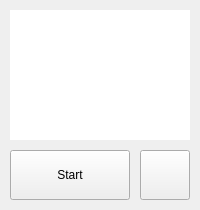
tickmo/desktop, file mainwindow.ui: the form before one commit.
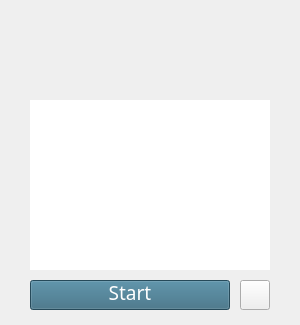
The form after the commit. Icons and pictures are not drawn.

Commit message: Unify windows layouts.

The edit to the form file:
```diff
--- a/mainwindow.ui
+++ b/mainwindow.ui
@@ -6,26 +6,26 @@
    <rect>
     <x>0</x>
     <y>0</y>
-    <width>200</width>
-    <height>210</height>
+    <width>300</width>
+    <height>325</height>
    </rect>
   </property>
   <property name="sizePolicy">
-   <sizepolicy hsizetype="Maximum" vsizetype="Maximum">
+   <sizepolicy hsizetype="Preferred" vsizetype="Preferred">
     <horstretch>0</horstretch>
     <verstretch>0</verstretch>
    </sizepolicy>
   </property>
   <property name="minimumSize">
    <size>
-    <width>200</width>
-    <height>210</height>
+    <width>300</width>
+    <height>325</height>
    </size>
   </property>
   <property name="maximumSize">
    <size>
-    <width>200</width>
-    <height>210</height>
+    <width>300</width>
+    <height>325</height>
    </size>
   </property>
   <property name="windowTitle">
@@ -41,12 +41,441 @@
    <widget class="QPushButton" name="tickButton">
     <property name="geometry">
      <rect>
-      <x>10</x>
-      <y>150</y>
-      <width>120</width>
-      <height>50</height>
+      <x>30</x>
+      <y>280</y>
+      <width>200</width>
+      <height>30</height>
      </rect>
     </property>
+    <property name="palette">
+     <palette>
+      <active>
+       <colorrole role="WindowText">
+        <brush brushstyle="SolidPattern">
+         <color alpha="255">
+          <red>255</red>
+          <green>255</green>
+          <blue>255</blue>
+         </color>
+        </brush>
+       </colorrole>
+       <colorrole role="Button">
+        <brush brushstyle="SolidPattern">
+         <color alpha="255">
+          <red>53</red>
+          <green>104</green>
+          <blue>126</blue>
+         </color>
+        </brush>
+       </colorrole>
+       <colorrole role="Light">
+        <brush brushstyle="SolidPattern">
+         <color alpha="255">
+          <red>79</red>
+          <green>156</green>
+          <blue>189</blue>
+         </color>
+        </brush>
+       </colorrole>
+       <colorrole role="Midlight">
+        <brush brushstyle="SolidPattern">
+         <color alpha="255">
+          <red>66</red>
+          <green>130</green>
+          <blue>157</blue>
+         </color>
+        </brush>
+       </colorrole>
+       <colorrole role="Dark">
+        <brush brushstyle="SolidPattern">
+         <color alpha="255">
+          <red>26</red>
+          <green>52</green>
+          <blue>63</blue>
+         </color>
+        </brush>
+       </colorrole>
+       <colorrole role="Mid">
+        <brush brushstyle="SolidPattern">
+         <color alpha="255">
+          <red>35</red>
+          <green>69</green>
+          <blue>84</blue>
+         </color>
+        </brush>
+       </colorrole>
+       <colorrole role="Text">
+        <brush brushstyle="SolidPattern">
+         <color alpha="255">
+          <red>255</red>
+          <green>255</green>
+          <blue>255</blue>
+         </color>
+        </brush>
+       </colorrole>
+       <colorrole role="BrightText">
+        <brush brushstyle="SolidPattern">
+         <color alpha="255">
+          <red>255</red>
+          <green>255</green>
+          <blue>255</blue>
+         </color>
+        </brush>
+       </colorrole>
+       <colorrole role="ButtonText">
+        <brush brushstyle="SolidPattern">
+         <color alpha="255">
+          <red>255</red>
+          <green>255</green>
+          <blue>255</blue>
+         </color>
+        </brush>
+       </colorrole>
+       <colorrole role="Base">
+        <brush brushstyle="SolidPattern">
+         <color alpha="255">
+          <red>0</red>
+          <green>0</green>
+          <blue>0</blue>
+         </color>
+        </brush>
+       </colorrole>
+       <colorrole role="Window">
+        <brush brushstyle="SolidPattern">
+         <color alpha="255">
+          <red>53</red>
+          <green>104</green>
+          <blue>126</blue>
+         </color>
+        </brush>
+       </colorrole>
+       <colorrole role="Shadow">
+        <brush brushstyle="SolidPattern">
+         <color alpha="255">
+          <red>0</red>
+          <green>0</green>
+          <blue>0</blue>
+         </color>
+        </brush>
+       </colorrole>
+       <colorrole role="AlternateBase">
+        <brush brushstyle="SolidPattern">
+         <color alpha="255">
+          <red>26</red>
+          <green>52</green>
+          <blue>63</blue>
+         </color>
+        </brush>
+       </colorrole>
+       <colorrole role="ToolTipBase">
+        <brush brushstyle="SolidPattern">
+         <color alpha="255">
+          <red>255</red>
+          <green>255</green>
+          <blue>220</blue>
+         </color>
+        </brush>
+       </colorrole>
+       <colorrole role="ToolTipText">
+        <brush brushstyle="SolidPattern">
+         <color alpha="255">
+          <red>0</red>
+          <green>0</green>
+          <blue>0</blue>
+         </color>
+        </brush>
+       </colorrole>
+      </active>
+      <inactive>
+       <colorrole role="WindowText">
+        <brush brushstyle="SolidPattern">
+         <color alpha="255">
+          <red>255</red>
+          <green>255</green>
+          <blue>255</blue>
+         </color>
+        </brush>
+       </colorrole>
+       <colorrole role="Button">
+        <brush brushstyle="SolidPattern">
+         <color alpha="255">
+          <red>53</red>
+          <green>104</green>
+          <blue>126</blue>
+         </color>
+        </brush>
+       </colorrole>
+       <colorrole role="Light">
+        <brush brushstyle="SolidPattern">
+         <color alpha="255">
+          <red>79</red>
+          <green>156</green>
+          <blue>189</blue>
+         </color>
+        </brush>
+       </colorrole>
+       <colorrole role="Midlight">
+        <brush brushstyle="SolidPattern">
+         <color alpha="255">
+          <red>66</red>
+          <green>130</green>
+          <blue>157</blue>
+         </color>
+        </brush>
+       </colorrole>
+       <colorrole role="Dark">
+        <brush brushstyle="SolidPattern">
+         <color alpha="255">
+          <red>26</red>
+          <green>52</green>
+          <blue>63</blue>
+         </color>
+        </brush>
+       </colorrole>
+       <colorrole role="Mid">
+        <brush brushstyle="SolidPattern">
+         <color alpha="255">
+          <red>35</red>
+          <green>69</green>
+          <blue>84</blue>
+         </color>
+        </brush>
+       </colorrole>
+       <colorrole role="Text">
+        <brush brushstyle="SolidPattern">
+         <color alpha="255">
+          <red>255</red>
+          <green>255</green>
+          <blue>255</blue>
+         </color>
+        </brush>
+       </colorrole>
+       <colorrole role="BrightText">
+        <brush brushstyle="SolidPattern">
+         <color alpha="255">
+          <red>255</red>
+          <green>255</green>
+          <blue>255</blue>
+         </color>
+        </brush>
+       </colorrole>
+       <colorrole role="ButtonText">
+        <brush brushstyle="SolidPattern">
+         <color alpha="255">
+          <red>255</red>
+          <green>255</green>
+          <blue>255</blue>
+         </color>
+        </brush>
+       </colorrole>
+       <colorrole role="Base">
+        <brush brushstyle="SolidPattern">
+         <color alpha="255">
+          <red>0</red>
+          <green>0</green>
+          <blue>0</blue>
+         </color>
+        </brush>
+       </colorrole>
+       <colorrole role="Window">
+        <brush brushstyle="SolidPattern">
+         <color alpha="255">
+          <red>53</red>
+          <green>104</green>
+          <blue>126</blue>
+         </color>
+        </brush>
+       </colorrole>
+       <colorrole role="Shadow">
+        <brush brushstyle="SolidPattern">
+         <color alpha="255">
+          <red>0</red>
+          <green>0</green>
+          <blue>0</blue>
+         </color>
+        </brush>
+       </colorrole>
+       <colorrole role="AlternateBase">
+        <brush brushstyle="SolidPattern">
+         <color alpha="255">
+          <red>26</red>
+          <green>52</green>
+          <blue>63</blue>
+         </color>
+        </brush>
+       </colorrole>
+       <colorrole role="ToolTipBase">
+        <brush brushstyle="SolidPattern">
+         <color alpha="255">
+          <red>255</red>
+          <green>255</green>
+          <blue>220</blue>
+         </color>
+        </brush>
+       </colorrole>
+       <colorrole role="ToolTipText">
+        <brush brushstyle="SolidPattern">
+         <color alpha="255">
+          <red>0</red>
+          <green>0</green>
+          <blue>0</blue>
+         </color>
+        </brush>
+       </colorrole>
+      </inactive>
+      <disabled>
+       <colorrole role="WindowText">
+        <brush brushstyle="SolidPattern">
+         <color alpha="255">
+          <red>26</red>
+          <green>52</green>
+          <blue>63</blue>
+         </color>
+        </brush>
+       </colorrole>
+       <colorrole role="Button">
+        <brush brushstyle="SolidPattern">
+         <color alpha="255">
+          <red>53</red>
+          <green>104</green>
+          <blue>126</blue>
+         </color>
+        </brush>
+       </colorrole>
+       <colorrole role="Light">
+        <brush brushstyle="SolidPattern">
+         <color alpha="255">
+          <red>79</red>
+          <green>156</green>
+          <blue>189</blue>
+         </color>
+        </brush>
+       </colorrole>
+       <colorrole role="Midlight">
+        <brush brushstyle="SolidPattern">
+         <color alpha="255">
+          <red>66</red>
+          <green>130</green>
+          <blue>157</blue>
+         </color>
+        </brush>
+       </colorrole>
+       <colorrole role="Dark">
+        <brush brushstyle="SolidPattern">
+         <color alpha="255">
+          <red>26</red>
+          <green>52</green>
+          <blue>63</blue>
+         </color>
+        </brush>
+       </colorrole>
+       <colorrole role="Mid">
+        <brush brushstyle="SolidPattern">
+         <color alpha="255">
+          <red>35</red>
+          <green>69</green>
+          <blue>84</blue>
+         </color>
+        </brush>
+       </colorrole>
+       <colorrole role="Text">
+        <brush brushstyle="SolidPattern">
+         <color alpha="255">
+          <red>26</red>
+          <green>52</green>
+          <blue>63</blue>
+         </color>
+        </brush>
+       </colorrole>
+       <colorrole role="BrightText">
+        <brush brushstyle="SolidPattern">
+         <color alpha="255">
+          <red>255</red>
+          <green>255</green>
+          <blue>255</blue>
+         </color>
+        </brush>
+       </colorrole>
+       <colorrole role="ButtonText">
+        <brush brushstyle="SolidPattern">
+         <color alpha="255">
+          <red>26</red>
+          <green>52</green>
+          <blue>63</blue>
+         </color>
+        </brush>
+       </colorrole>
+       <colorrole role="Base">
+        <brush brushstyle="SolidPattern">
+         <color alpha="255">
+          <red>53</red>
+          <green>104</green>
+          <blue>126</blue>
+         </color>
+        </brush>
+       </colorrole>
+       <colorrole role="Window">
+        <brush brushstyle="SolidPattern">
+         <color alpha="255">
+          <red>53</red>
+          <green>104</green>
+          <blue>126</blue>
+         </color>
+        </brush>
+       </colorrole>
+       <colorrole role="Shadow">
+        <brush brushstyle="SolidPattern">
+         <color alpha="255">
+          <red>0</red>
+          <green>0</green>
+          <blue>0</blue>
+         </color>
+        </brush>
+       </colorrole>
+       <colorrole role="AlternateBase">
+        <brush brushstyle="SolidPattern">
+         <color alpha="255">
+          <red>53</red>
+          <green>104</green>
+          <blue>126</blue>
+         </color>
+        </brush>
+       </colorrole>
+       <colorrole role="ToolTipBase">
+        <brush brushstyle="SolidPattern">
+         <color alpha="255">
+          <red>255</red>
+          <green>255</green>
+          <blue>220</blue>
+         </color>
+        </brush>
+       </colorrole>
+       <colorrole role="ToolTipText">
+        <brush brushstyle="SolidPattern">
+         <color alpha="255">
+          <red>0</red>
+          <green>0</green>
+          <blue>0</blue>
+         </color>
+        </brush>
+       </colorrole>
+      </disabled>
+     </palette>
+    </property>
+    <property name="font">
+     <font>
+      <family>Droid Sans</family>
+      <pointsize>14</pointsize>
+      <weight>50</weight>
+      <bold>false</bold>
+     </font>
+    </property>
+    <property name="cursor">
+     <cursorShape>PointingHandCursor</cursorShape>
+    </property>
+    <property name="styleSheet">
+     <string notr="true">padding: 0 0 5px;</string>
+    </property>
     <property name="text">
      <string>Start</string>
     </property>
@@ -54,10 +483,10 @@
    <widget class="QGraphicsView" name="graphicsView">
     <property name="geometry">
      <rect>
-      <x>10</x>
-      <y>10</y>
-      <width>180</width>
-      <height>130</height>
+      <x>30</x>
+      <y>100</y>
+      <width>240</width>
+      <height>170</height>
      </rect>
     </property>
     <property name="layoutDirection">
@@ -79,10 +508,10 @@
    <widget class="QToolButton" name="toolButton">
     <property name="geometry">
      <rect>
-      <x>140</x>
-      <y>150</y>
-      <width>50</width>
-      <height>50</height>
+      <x>240</x>
+      <y>280</y>
+      <width>30</width>
+      <height>30</height>
      </rect>
     </property>
     <property name="icon">
@@ -96,6 +525,25 @@
      </size>
     </property>
    </widget>
+   <widget class="QLabel" name="logo">
+    <property name="geometry">
+     <rect>
+      <x>30</x>
+      <y>0</y>
+      <width>240</width>
+      <height>100</height>
+     </rect>
+    </property>
+    <property name="text">
+     <string notr="true"/>
+    </property>
+    <property name="pixmap">
+     <pixmap resource="timer.qrc">:/icon/trytickmo.gif</pixmap>
+    </property>
+    <property name="alignment">
+     <set>Qt::AlignCenter</set>
+    </property>
+   </widget>
   </widget>
  </widget>
  <resources>
```
The commit also changes 1 other file.
